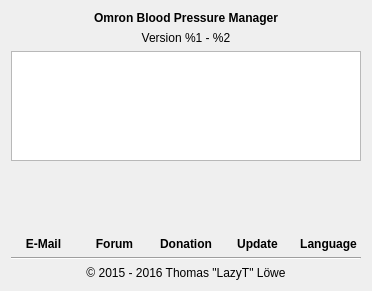
LazyT/obpm, file res/ui/about.ui: the form before one commit.
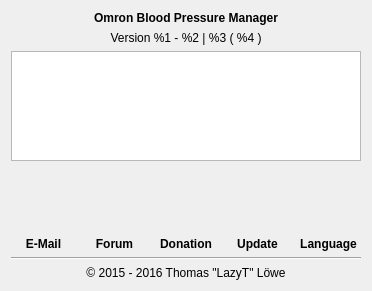
The form after the commit. Icons and pictures are not drawn.

Patch:
```diff
--- a/res/ui/about.ui
+++ b/res/ui/about.ui
@@ -40,7 +40,7 @@
    <item>
     <widget class="QLabel" name="label_Version">
      <property name="text">
-      <string>Version %1 - %2</string>
+      <string>Version %1 - %2 | %3 ( %4 )</string>
      </property>
      <property name="alignment">
       <set>Qt::AlignCenter</set>
```
